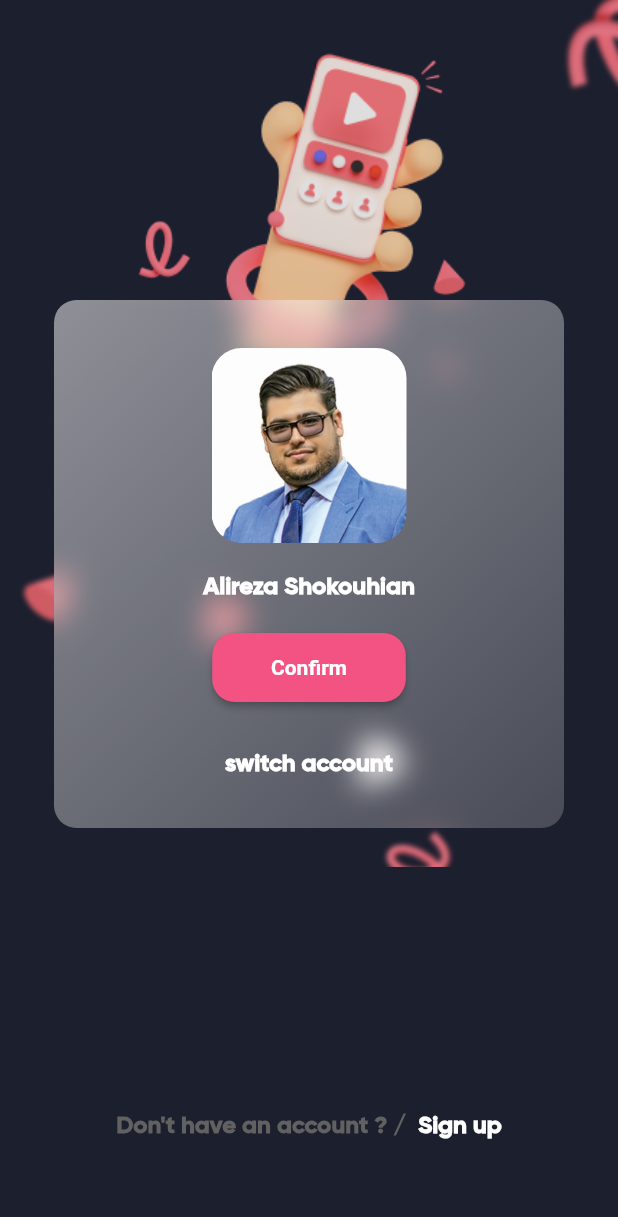
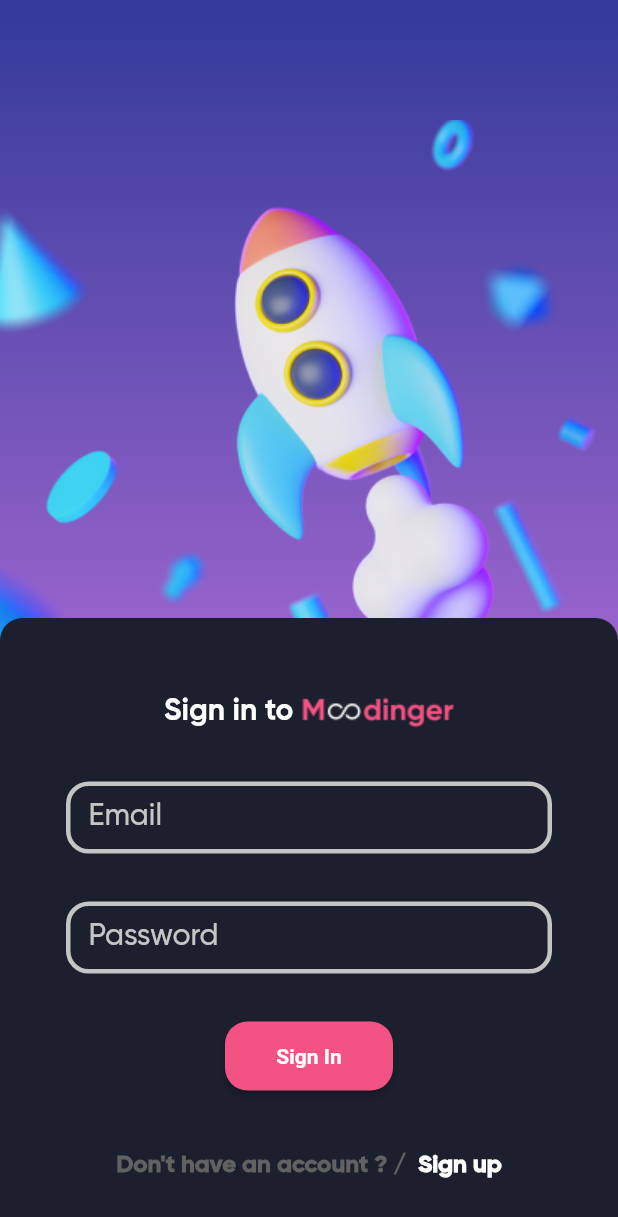
Before and after one commit to alirezaproject/flutter-instagram-clone-ui, a Flutter app: the screen it shows after launch, on a phone screen of 412 x 824 dp. Shown: the top 1217 px of the screen. Run offline on Flutter 3.47's test engine with Material 2 defaults, Android fonts, the phone set to English and light mode, and no system bars.

Commit message:
feat : login page UI

```diff
--- a/lib/constants.dart
+++ b/lib/constants.dart
@@ -1,3 +1,8 @@
+import 'package:flutter/animation.dart';
+
 class Constants {
   static const imageAsset = "assets/images/";
+  static const textFieldBorderSideColor = Color(0xffC5C5C5);
+  static const primaryColor = Color(0xff1C1F2E);
+  static const secondaryColor = Color(0xffF35383);
 }
--- a/lib/main.dart
+++ b/lib/main.dart
@@ -1,4 +1,5 @@
 import 'package:flutter/material.dart';
+import 'package:instagram/screens/login_screen.dart';
 import 'package:instagram/screens/switch_account_screen.dart';
 import 'package:instagram/theme/theme.dart';
 
@@ -12,7 +13,7 @@ class Application extends StatelessWidget {
     return MaterialApp(
       theme: mainTheme(),
       debugShowCheckedModeBanner: false,
-      home: SwitchAccountScreen(),
+      home: LoginScreen(),
     );
   }
 }
--- /dev/null
+++ b/lib/screens/login_screen.dart
@@ -0,0 +1,222 @@
+import 'package:flutter/material.dart';
+import 'package:instagram/constants.dart';
+import 'package:instagram/widgets/button_widget.dart';
+import 'package:instagram/widgets/sign_up_widget.dart';
+
+class LoginScreen extends StatelessWidget {
+  const LoginScreen({Key? key}) : super(key: key);
+
+  @override
+  Widget build(BuildContext context) {
+    var theme = Theme.of(context);
+
+    return Container(
+      decoration: BoxDecoration(
+        gradient: LinearGradient(
+          begin: Alignment.topCenter,
+          end: Alignment.bottomCenter,
+          colors: [
+            Color(0xff323A99),
+            Color(0xffF98BFC),
+          ],
+        ),
+      ),
+      child: Scaffold(
+        backgroundColor: Colors.transparent,
+        body: Stack(
+          alignment: Alignment.center,
+          children: [
+            _getImageContainer(),
+            _getContainerBox(),
+          ],
+        ),
+      ),
+    );
+  }
+}
+
+class _getContainerBox extends StatefulWidget {
+  const _getContainerBox({
+    Key? key,
+  }) : super(key: key);
+
+  @override
+  State<_getContainerBox> createState() => _getContainerBoxState();
+}
+
+class _getContainerBoxState extends State<_getContainerBox> {
+  FocusNode focusNode1 = FocusNode();
+  FocusNode focusNode2 = FocusNode();
+
+  @override
+  void initState() {
+    super.initState();
+
+    focusNode1.addListener(() {
+      setState(() {});
+    });
+
+    focusNode2.addListener(() {
+      setState(() {});
+    });
+  }
+
+  @override
+  void dispose() {
+    focusNode1.dispose();
+    focusNode2.dispose();
+    super.dispose();
+  }
+
+  @override
+  Widget build(BuildContext context) {
+    var theme = Theme.of(context);
+
+    return Column(
+      mainAxisAlignment: MainAxisAlignment.center,
+      children: [
+        Expanded(
+          child: Container(),
+        ),
+        Expanded(
+          child: Container(
+            decoration: BoxDecoration(
+              color: Constants.primaryColor,
+              borderRadius: BorderRadius.only(
+                topLeft: Radius.circular(15),
+                topRight: Radius.circular(15),
+              ),
+            ),
+            child: Column(
+              crossAxisAlignment: CrossAxisAlignment.stretch,
+              children: [
+                SizedBox(
+                  height: 50,
+                ),
+                Row(
+                  mainAxisAlignment: MainAxisAlignment.center,
+                  children: [
+                    Text(
+                      'Sign in to ',
+                      style: theme.textTheme.headline3,
+                    ),
+                    Image(image: AssetImage(Constants.imageAsset + 'mood.png'))
+                  ],
+                ),
+                SizedBox(height: 34),
+                Padding(
+                  padding: EdgeInsets.symmetric(horizontal: 44),
+                  child: TextField(
+                    style: theme.textTheme.headline4,
+                    focusNode: focusNode1,
+                    cursorColor: Constants.secondaryColor,
+                    decoration: InputDecoration(
+                      labelText: 'Email',
+                      labelStyle: theme.textTheme.headline6!.merge(TextStyle(
+                          color: focusNode1.hasFocus
+                              ? Constants.secondaryColor
+                              : Constants.textFieldBorderSideColor)),
+                      contentPadding:
+                          EdgeInsets.symmetric(horizontal: 15, vertical: 15),
+                      focusedBorder: OutlineInputBorder(
+                          borderRadius: BorderRadius.circular(15),
+                          borderSide: BorderSide(
+                            width: 3,
+                            color: Constants.secondaryColor,
+                          )),
+                      enabledBorder: OutlineInputBorder(
+                        borderRadius: BorderRadius.circular(15),
+                        borderSide: BorderSide(
+                            color: Constants.textFieldBorderSideColor,
+                            width: 3),
+                      ),
+                    ),
+                  ),
+                ),
+                SizedBox(
+                  height: 32,
+                ),
+                Padding(
+                  padding: EdgeInsets.symmetric(horizontal: 44),
+                  child: TextField(
+                    style: theme.textTheme.headline4,
+                    cursorColor: Constants.secondaryColor,
+                    focusNode: focusNode2,
+                    decoration: InputDecoration(
+                      labelText: 'Password',
+                      labelStyle: theme.textTheme.headline6!.merge(TextStyle(
+                          color: focusNode2.hasFocus
+                              ? Constants.secondaryColor
+                              : Constants.textFieldBorderSideColor)),
+                      contentPadding:
+                          EdgeInsets.symmetric(horizontal: 15, vertical: 15),
+                      focusedBorder: OutlineInputBorder(
+                          borderRadius: BorderRadius.circular(15),
+                          borderSide: BorderSide(
+                            width: 3,
+                            color: Constants.secondaryColor,
+                          )),
+                      enabledBorder: OutlineInputBorder(
+                        borderRadius: BorderRadius.circular(15),
+                        borderSide: BorderSide(
+                            color: Constants.textFieldBorderSideColor,
+                            width: 3),
+                      ),
+                    ),
+                  ),
+                ),
+                SizedBox(
+                  height: 32,
+                ),
+                Padding(
+                  padding: const EdgeInsets.symmetric(horizontal: 150),
+                  child: SizedBox(
+                    height: 46,
+                    width: 129,
+                    child: Button(text: 'Sign In'),
+                  ),
+                ),
+                Padding(
+                  padding: const EdgeInsets.fromLTRB(0, 40, 0, 0),
+                  child: SignUp(),
+                ),
+              ],
+            ),
+          ),
+        ),
+      ],
+    );
+  }
+}
+
+class _getImageContainer extends StatelessWidget {
+  const _getImageContainer({
+    Key? key,
+  }) : super(key: key);
+
+  @override
+  Widget build(BuildContext context) {
+    return Positioned(
+      bottom: 0,
+      left: 0,
+      right: 0,
+      top: 80,
+      child: Column(
+        children: [
+          Expanded(
+            child: Container(
+              width: double.infinity,
+              child: Image(
+                image: AssetImage(Constants.imageAsset + 'rocket.png'),
+                fit: BoxFit.fill,
+              ),
+            ),
+          ),
+          Expanded(
+            child: Container(),
+          ),
+        ],
+      ),
+    );
+  }
+}
--- a/lib/screens/switch_account_screen.dart
+++ b/lib/screens/switch_account_screen.dart
@@ -2,6 +2,8 @@ import 'dart:ui';
 
 import "package:flutter/material.dart";
 import 'package:instagram/constants.dart';
+import 'package:instagram/widgets/button_widget.dart';
+import 'package:instagram/widgets/sign_up_widget.dart';
 
 class SwitchAccountScreen extends StatelessWidget {
   const SwitchAccountScreen({super.key});
@@ -11,7 +13,8 @@ class SwitchAccountScreen extends StatelessWidget {
     var theme = Theme.of(context);
 
     return Scaffold(
-      body: Column(children: [
+      body: Column(
+        children: [
           Expanded(
             child: Stack(
               alignment: Alignment.center,
@@ -70,13 +73,9 @@ class SwitchAccountScreen extends StatelessWidget {
                             SizedBox(
                                 height: 46,
                                 width: 129,
-                            child: ElevatedButton(
-                              onPressed: () {},
-                              child: Text(
-                                'Confirm',
-                              ),
-                            ),
-                          ),
+                                child: Button(
+                                  text: 'Confirm',
+                                )),
                             SizedBox(
                               height: 32,
                             ),
@@ -95,18 +94,10 @@ class SwitchAccountScreen extends StatelessWidget {
           ),
           Padding(
             padding: const EdgeInsets.fromLTRB(0, 163, 0, 63),
-          child: Row(
-            mainAxisSize: MainAxisSize.max,
-            mainAxisAlignment: MainAxisAlignment.center,
-            children: [
-              Text('Don\'t have an account ? / ',
-                  style: theme.textTheme.headline4!
-                      .merge(TextStyle(color: Colors.grey[700]))),
-              Text(' Sign up', style: theme.textTheme.headline4),
+            child: SignUp(),
+          )
         ],
       ),
-        )
-      ]),
     );
   }
 }
--- a/lib/theme/theme.dart
+++ b/lib/theme/theme.dart
@@ -27,6 +27,13 @@ ThemeData mainTheme() {
           fontWeight: FontWeight.bold,
           fontSize: 16,
           fontFamily: ''),
+      headline6: TextStyle(
+        color: Colors.white,
+        fontFamily: 'GM',
+        fontSize: 20,
+      ),
     ),
+    colorScheme: ColorScheme.light(
+        primary: Color(0xffC5C5C5), secondary: Color(0xffF35383)),
   );
 }
--- /dev/null
+++ b/lib/widgets/button_widget.dart
@@ -0,0 +1,18 @@
+import 'package:flutter/material.dart';
+import 'package:flutter/src/widgets/container.dart';
+import 'package:flutter/src/widgets/framework.dart';
+
+class Button extends StatelessWidget {
+  final String text;
+
+  const Button({super.key, required this.text});
+
+  @override
+  Widget build(BuildContext context) {
+    return ElevatedButton(onPressed: () {
+
+    },
+    child: Text(text),
+    );
+  }
+}
--- /dev/null
+++ b/lib/widgets/sign_up_widget.dart
@@ -0,0 +1,20 @@
+import 'package:flutter/material.dart';
+
+class SignUp extends StatelessWidget {
+  const SignUp({super.key});
+
+  @override
+  Widget build(BuildContext context) {
+    var theme = Theme.of(context);
+    return Row(
+      mainAxisSize: MainAxisSize.max,
+      mainAxisAlignment: MainAxisAlignment.center,
+      children: [
+        Text('Don\'t have an account ? / ',
+            style: theme.textTheme.headline4!
+                .merge(TextStyle(color: Colors.grey[700]))),
+        Text(' Sign up', style: theme.textTheme.headline4),
+      ],
+    );
+  }
+}
```
Also changed, not shown: assets/images/mood.png (added), assets/images/rocket.png (added). Lines whose indentation alone changed are shown as unchanged.
